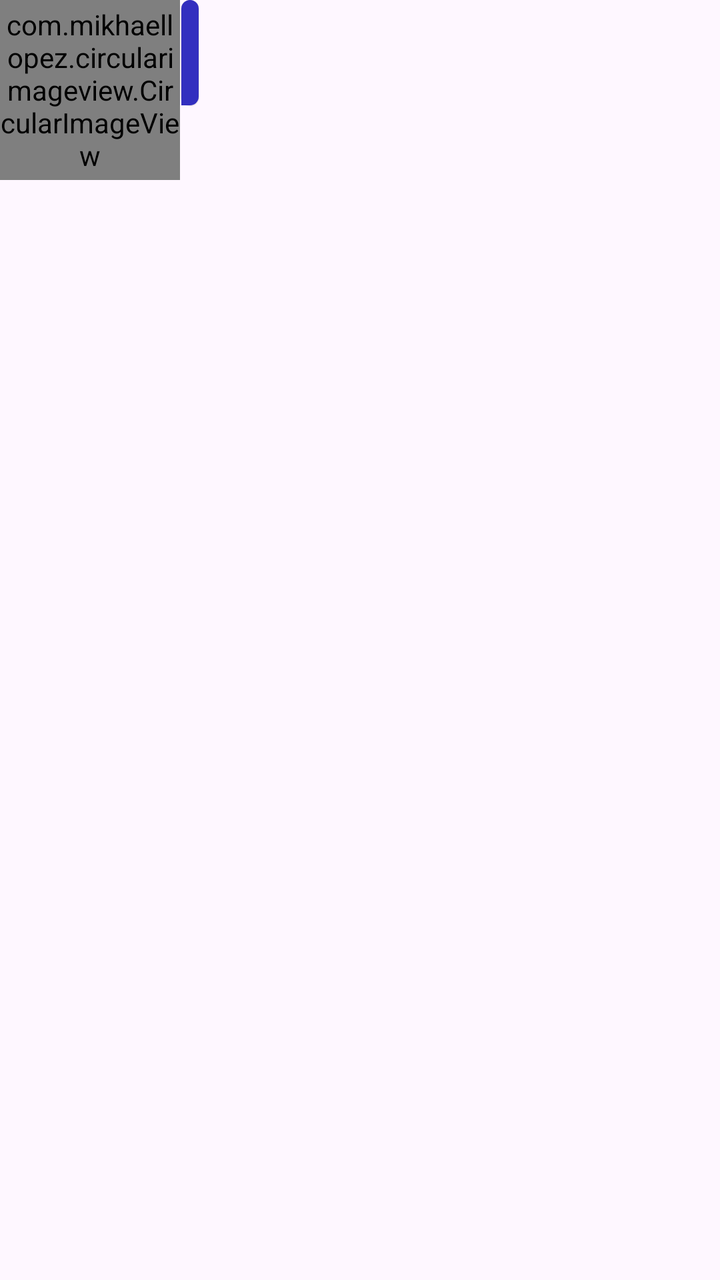
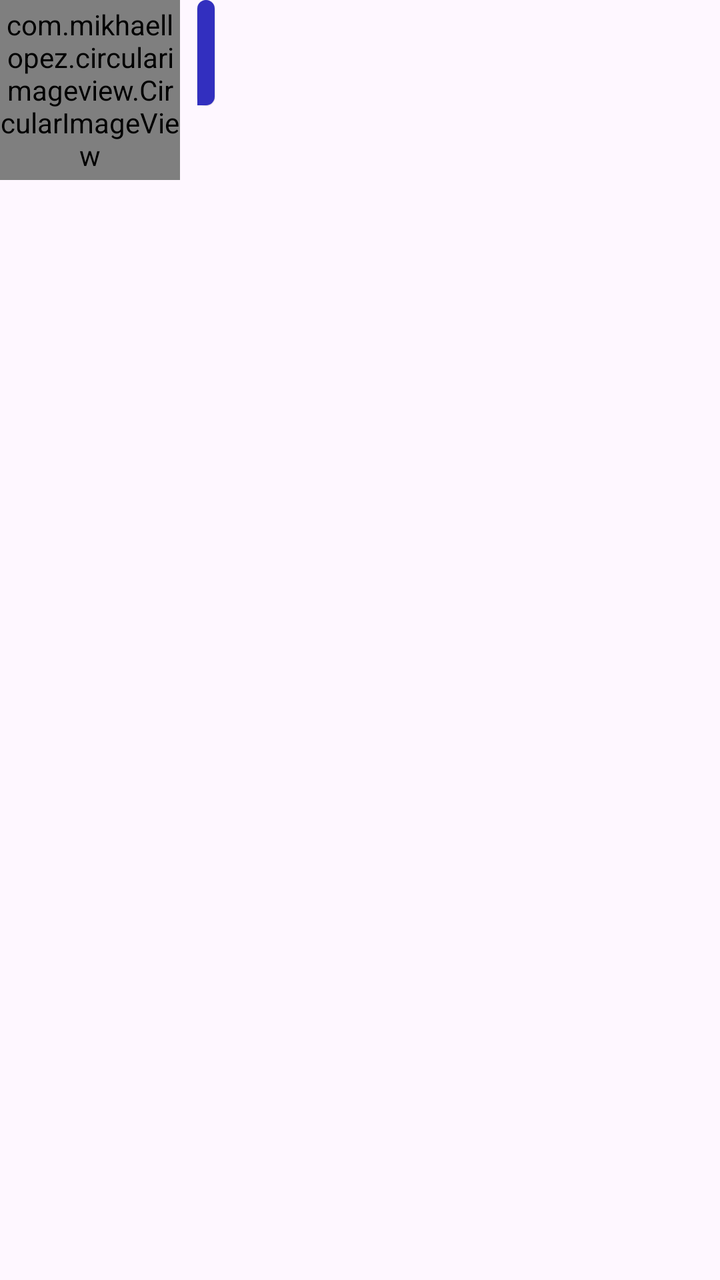

Screens rendered from an Android XML layout before and after an edit, with the pre-edit source and the edit as a unified diff.
<!-- AndroidManifest.xml: application theme Theme.ChatApp -->
<!-- res/layout/sender.xml -->
<?xml version="1.0" encoding="utf-8"?>
<androidx.appcompat.widget.LinearLayoutCompat xmlns:android="http://schemas.android.com/apk/res/android"
    xmlns:app="http://schemas.android.com/apk/res-auto"
    android:layout_width="match_parent"
    android:layout_height="match_parent"
    android:gravity="start"
    android:orientation="vertical">

    <androidx.appcompat.widget.LinearLayoutCompat
        android:layout_width="match_parent"
        android:layout_height="wrap_content"
        android:orientation="horizontal">

        <com.mikhaellopez.circularimageview.CircularImageView
            android:id="@+id/sender_profile_image"
            android:layout_width="90dp"
            android:layout_height="90dp"
            android:background="?attr/selectableItemBackgroundBorderless"
            android:clickable="true"
            android:focusable="true"
            android:src="@drawable/ic_profile"
            app:civ_border_color="#3f51b5"
            app:civ_border_width="4dp"
            app:civ_shadow="true"
            app:civ_shadow_color="#3f51b5"
            app:civ_shadow_radius="10dp" />

        <TextView
            android:id="@+id/sender_text_view"
            android:layout_width="wrap_content"
            android:layout_height="wrap_content"
            android:background="@drawable/sender"
            android:padding="10dp"
            android:textColor="@color/white"
            android:textSize="25sp" />

    </androidx.appcompat.widget.LinearLayoutCompat>

</androidx.appcompat.widget.LinearLayoutCompat>
<!-- resources referenced by this layout -->
<resources>
  <color name="white">#FFFFFFFF</color>
  <!-- drawable ic_profile (drawable) -->
  <vector xmlns:android="http://schemas.android.com/apk/res/android"
      android:width="24dp"
      android:height="24dp"
      android:tint="@color/blue_darker"
      android:viewportWidth="24"
      android:viewportHeight="24">
  
      <path
          android:fillColor="@android:color/white"
          android:pathData="M12,2C6.48,2 2,6.48 2,12s4.48,10 10,10 10,-4.48 10,-10S17.52,2 12,2zM12,5c1.66,0 3,1.34 3,3s-1.34,3 -3,3 -3,-1.34 -3,-3 1.34,-3 3,-3zM12,19.2c-2.5,0 -4.71,-1.28 -6,-3.22 0.03,-1.99 4,-3.08 6,-3.08 1.99,0 5.97,1.09 6,3.08 -1.29,1.94 -3.5,3.22 -6,3.22z" />
  
  </vector>
  <!-- drawable sender (drawable) -->
  <?xml version="1.0" encoding="utf-8"?>
  <layer-list xmlns:android="http://schemas.android.com/apk/res/android">
  
      
  
  
      <item android:right="10dp">
          <shape android:shape="rectangle">
              <corners android:radius="100dp" />
              <padding
                  android:bottom="1px"
                  android:left="1px"
                  android:right="1px" />
              <solid android:color="#01000000" />
          </shape>
      </item>
  
      
  
  
      <item android:right="10dp">
          <shape android:shape="rectangle">
              <corners android:radius="100dp" />
              <padding android:bottom="1px" />
              <solid android:color="#09000000" />
          </shape>
      </item>
  
      
  
  
      <item android:right="10dp">
          <shape android:shape="rectangle">
              <corners android:radius="100dp" />
              <padding
                  android:bottom="1px"
                  android:left="1px"
                  android:right="1px" />
              <solid android:color="#10000000" />
          </shape>
      </item>
  
      
  
  
      
  
  
      <item android:right="10dp">
          <shape android:shape="rectangle">
              <solid android:color="@color/blue_darker" />
              <corners android:bottomLeftRadius="0dp" android:radius="100dp" />
          </shape>
      </item>
  
  </layer-list>
  <style name="Theme.ChatApp" parent="Base.Theme.ChatApp" />
  <color name="blue_darker">#322fbf</color>
  <style name="Base.Theme.ChatApp" parent="Theme.Material3.DayNight.NoActionBar">
          
          
      </style>
</resources>

<!-- the commit's change to res/layout/sender.xml (unified diff, before → after) -->
@@ -25,14 +25,30 @@
             app:civ_shadow_color="#3f51b5"
             app:civ_shadow_radius="10dp" />
 
-        <TextView
-            android:id="@+id/sender_text_view"
+        <androidx.appcompat.widget.LinearLayoutCompat
             android:layout_width="wrap_content"
             android:layout_height="wrap_content"
-            android:background="@drawable/sender"
-            android:padding="10dp"
-            android:textColor="@color/white"
-            android:textSize="25sp" />
+            android:layout_marginStart="8dp"
+            android:orientation="vertical">
+
+            <TextView
+                android:id="@+id/sender_text_view"
+                android:layout_width="wrap_content"
+                android:layout_height="wrap_content"
+                android:background="@drawable/sender"
+                android:padding="10dp"
+                android:textColor="@color/white"
+                android:textSize="25sp" />
+
+            <TextView
+                android:id="@+id/text_view_name"
+                android:layout_width="wrap_content"
+                android:layout_height="wrap_content"
+                android:textColor="@color/black"
+                android:textSize="15sp" />
+
+        </androidx.appcompat.widget.LinearLayoutCompat>
+
 
     </androidx.appcompat.widget.LinearLayoutCompat>
 
<!-- resource entries referenced after the edit -->
@@ -1,5 +1,6 @@
 <!-- resources referenced by this layout -->
 <resources>
+  <color name="black">#FF000000</color>
   <color name="white">#FFFFFFFF</color>
   <!-- drawable ic_profile (drawable) -->
   <vector xmlns:android="http://schemas.android.com/apk/res/android"
